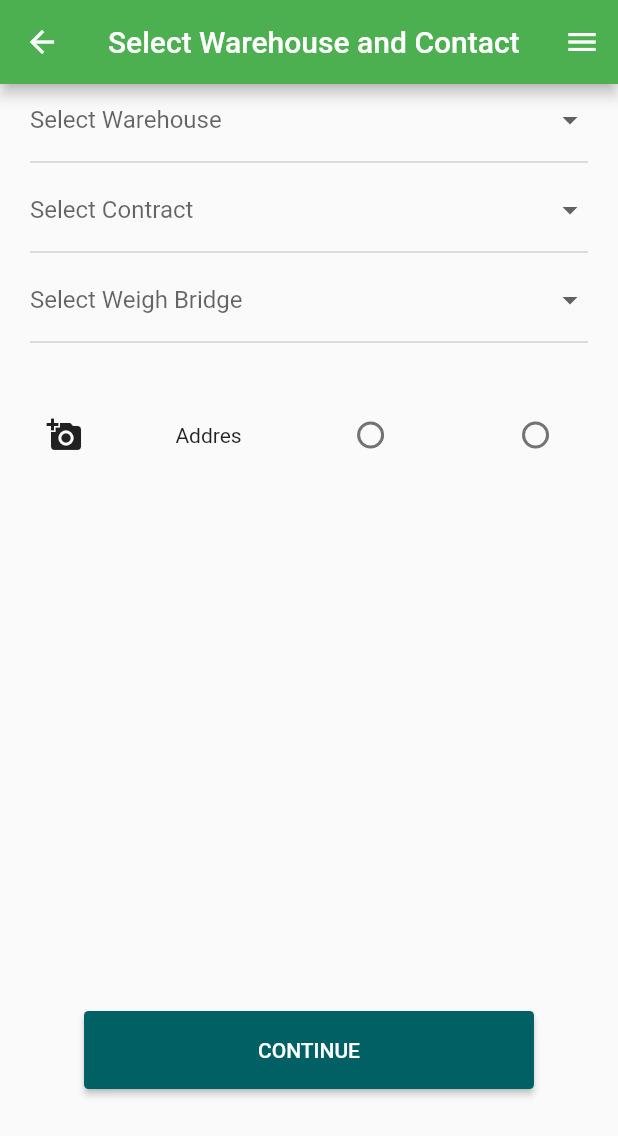
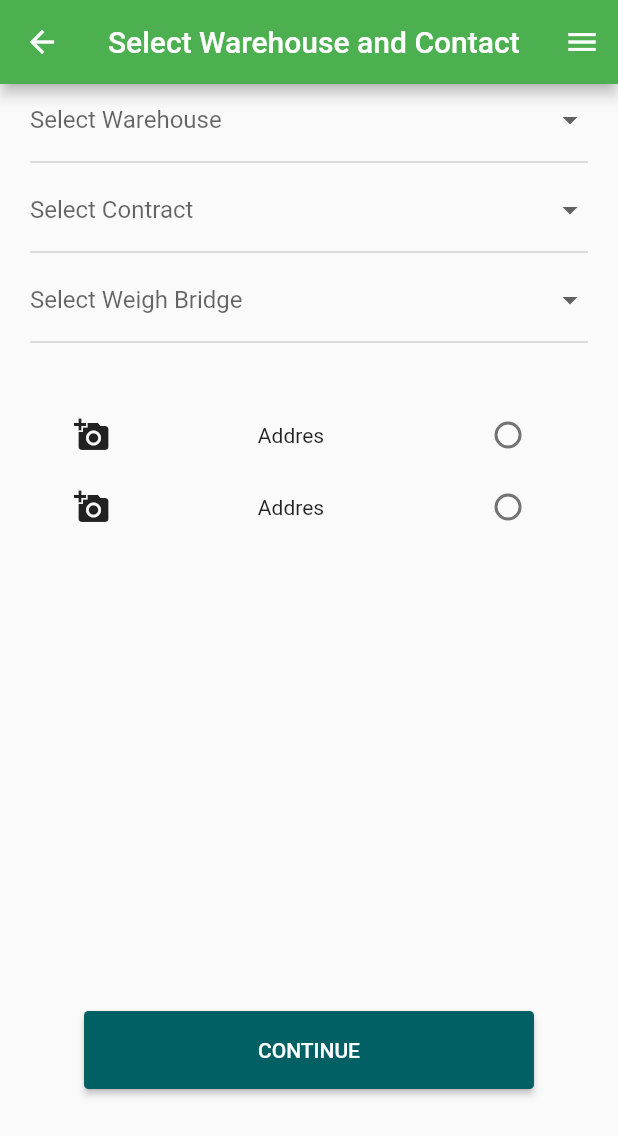
Before and after one commit to panchakarlavishnendra/Bluetooth, a Flutter app: the SelectWareHouse screen opened by its route, on a phone screen of 412 x 824 dp. Shown: the top 1136 px of the screen. Run offline on Flutter 3.47's test engine with Material 2 defaults, Android fonts, the phone set to English and light mode, and no system bars; our stand-ins replace auto_size_text, camera, flutter_bluetooth_serial, get, group_radio_button, image_picker and 3 more; missing offline and left inert: geocoder; project files that could hold a hidden picture were left out.

Commit message:
Styling Changes and Alignments

```diff
--- a/lib/screens/otp_screen.dart
+++ b/lib/screens/otp_screen.dart
@@ -245,6 +245,7 @@ class _CustomDialogBoxState extends State<OTPPage> {
 }
 class Constants{
   Constants._();
-  static const double padding =20;
-  static const double avatarRadius =45;
+
+  static const double padding = 20;
+  static const double avatarRadius = 45;
 }
--- a/lib/screens/select_warehouse_contact_screen.dart
+++ b/lib/screens/select_warehouse_contact_screen.dart
@@ -61,12 +61,12 @@ class _SelectWarehouseContacts extends State<SelectWarehouseContacts> {
                 Padding(
                   padding: EdgeInsets.symmetric(horizontal: 20),
                   child: Container(
-                    height: 60,
-                    width: MediaQuery.of(context).size.width * 0.85,
+                      height: 60,
+                      width: MediaQuery.of(context).size.width * 0.85,
                       child: CustomDropDown(_selectedLocation3, _locations3,
                           'Select Weigh Bridge')),
                 ),
-                SizedBox(height: 30),
+                SizedBox(height: 20),
               ]),
             ),
             RaisedButton(
--- a/lib/screens/select_warehouse_screen.dart
+++ b/lib/screens/select_warehouse_screen.dart
@@ -123,11 +123,25 @@ class _SelectWareHouse extends State<SelectWareHouse> {
                           });
                         },
                       ),
+                    ],
+                  )),
+                ],
+              ),
+            ),
+            Container(
+              child: Row(
+                children: [
+                  Expanded(
+                      child: Row(
+                    mainAxisAlignment: MainAxisAlignment.spaceAround,
+                    children: [
+                      Icon(Icons.add_a_photo),
+                      Text('Addres'),
                       Radio(
                         value: 1,
                         groupValue: _value,
                         activeColor: Colors.green,
-                            onChanged:( value) {
+                        onChanged: (value) {
                           setState(() {
                             _value = value;
                           });
--- a/pubspec.yaml
+++ b/pubspec.yaml
@@ -41,7 +41,7 @@ dependencies:
   video_player: ^1.0.1
   get: ^3.24.0
   timeline_tile: ^1.0.0
-
+  auto_size_text: ^2.1.0
 
 dev_dependencies:
   flutter_test:
```
Also changed, not shown: lib/screens/contract_summary_screen.dart (+6 -6 lines), lib/screens/quality_check_screen.dart (+10 -8 lines), lib/screens/truck_stacking_summary.dart (+26 -9 lines), pubspec.lock. Lines whose indentation alone changed are shown as unchanged.
